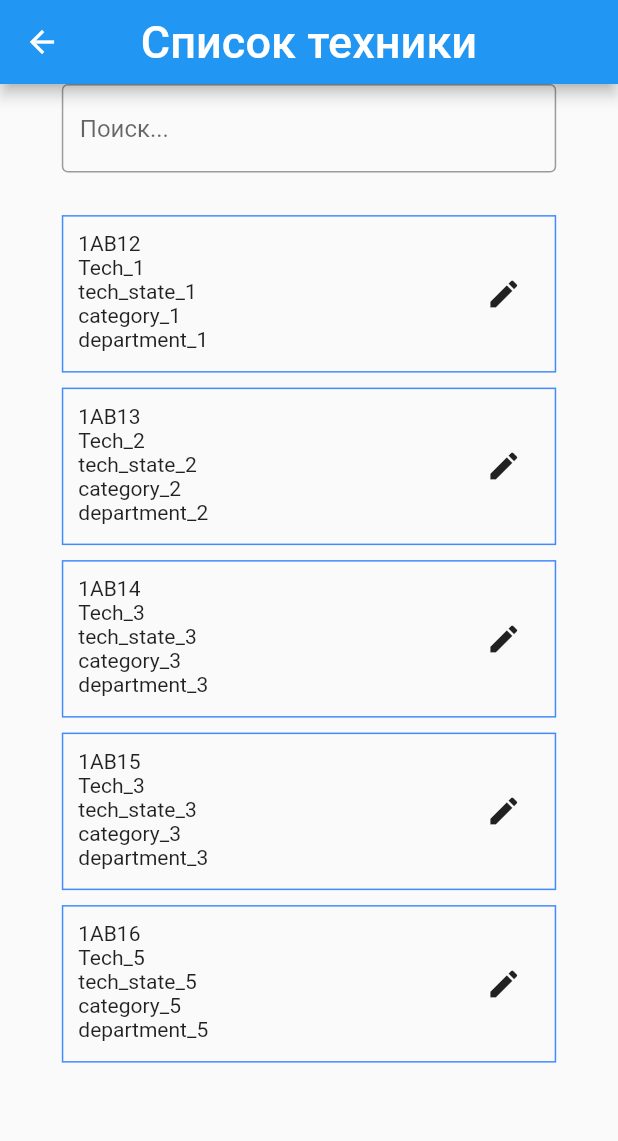
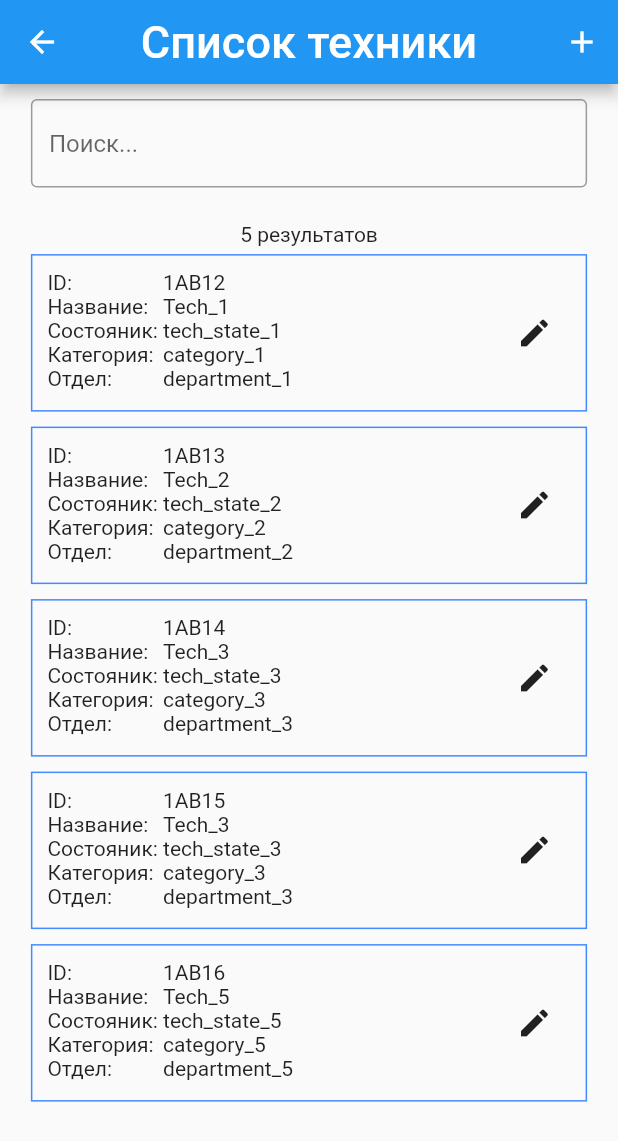
Before and after one commit to Likogeles/tech_company, a Flutter app: the TechListPage screen opened by its route, on a phone screen of 412 x 824 dp. Shown: the top 1141 px of the screen. Run offline on Flutter 3.47's test engine with Material 2 defaults, Android fonts, the light colour scheme and no system bars.

Commit message:
Добавлена страница редактирования техники

```diff
--- /dev/null
+++ b/lib/app_design.dart
@@ -0,0 +1,3 @@
+const List<String> categoryList = ["Общее", "Личное"];
+const List<String> techStateList = ["Работает", "Требуется ремонт", "На ремонте", "Неисправно"];
+const List<String> departmentList = ["Отдел кадров", "Охрана", "Отдел продаж", "Технический отдел"];
--- a/lib/main.dart
+++ b/lib/main.dart
@@ -1,4 +1,5 @@
 import 'package:flutter/material.dart';
+import 'package:tech_company/pages/edit_tech_page.dart';
 import '../pages/main_page.dart';
 import '../pages/tech_list_page.dart';
 
@@ -21,6 +22,7 @@ class _MyAppState extends State<MyApp> with WidgetsBindingObserver {
       routes: {
         '/': (context) => MainPage(),
         '/tech_list_page': (context) => TechListPage(),
+        '/edit_tech_page': (context) => EditTechPage(),
       },
     );
   }
--- a/lib/pages/tech_list_page.dart
+++ b/lib/pages/tech_list_page.dart
@@ -66,6 +66,14 @@ class _TechListPageState extends State<TechListPage> {
           icon: const Icon(Icons.arrow_back, color: Colors.white),
           onPressed: () => Navigator.of(context).pop(),
         ),
+        actions: [
+          IconButton(
+            icon: const Icon(Icons.add),
+            onPressed: () {
+              Navigator.pushNamed(context, '/edit_tech_page');
+            },
+          ),
+        ],
         title: const Text(
           "Список техники",
           style: TextStyle(fontSize: 30),
@@ -75,9 +83,10 @@ class _TechListPageState extends State<TechListPage> {
       body: Column(
         crossAxisAlignment: CrossAxisAlignment.center,
         children: [
+          const SizedBox(height: 10),
           Center(
             child: SizedBox(
-              width: MediaQuery.of(context).size.width * 0.8,
+              width: MediaQuery.of(context).size.width * 0.9,
               height: MediaQuery.of(context).size.height * 0.1,
               child: TextField(
                 decoration: const InputDecoration(
@@ -91,16 +100,18 @@ class _TechListPageState extends State<TechListPage> {
             ),
           ),
           SizedBox(
-            height: MediaQuery.of(context).size.height * 0.75,
             child: (toShowTechList.isNotEmpty)
-                ? ListView.builder(
-                    itemCount: toShowTechList.length,
-                    itemBuilder: (BuildContext context, int index) {
-                      return TechCard(context, toShowTechList[index]);
-                    },
-                  )
+                ? Text("${toShowTechList.length} результатов")
                 : const Text("Нет совпадений"),
           ),
+          SizedBox(
+              height: MediaQuery.of(context).size.height * 0.7,
+              child: ListView.builder(
+                itemCount: toShowTechList.length,
+                itemBuilder: (BuildContext context, int index) {
+                  return TechCard(context, toShowTechList[index]);
+                },
+              )),
         ],
       ),
     );
@@ -109,7 +120,7 @@ class _TechListPageState extends State<TechListPage> {
   Widget TechCard(BuildContext context, Tech tech) {
     return Center(
       child: SizedBox(
-        width: MediaQuery.of(context).size.width * 0.8,
+        width: MediaQuery.of(context).size.width * 0.9,
         height: 115,
         child: Container(
           margin: const EdgeInsets.symmetric(vertical: 5),
@@ -118,6 +129,26 @@ class _TechListPageState extends State<TechListPage> {
               BoxDecoration(border: Border.all(color: Colors.blueAccent)),
           child: Row(
             children: [
+              const Column(
+                crossAxisAlignment: CrossAxisAlignment.start,
+                children: [
+                  Text(
+                    "ID: ",
+                  ),
+                  Text(
+                    "Название: ",
+                  ),
+                  Text(
+                    "Состояник: ",
+                  ),
+                  Text(
+                    "Категория: ",
+                  ),
+                  Text(
+                    "Отдел: ",
+                  ),
+                ],
+              ),
               Column(
                 crossAxisAlignment: CrossAxisAlignment.start,
                 children: [
```
Also changed, not shown: lib/pages/edit_tech_page.dart (added, +135 -0 lines).
